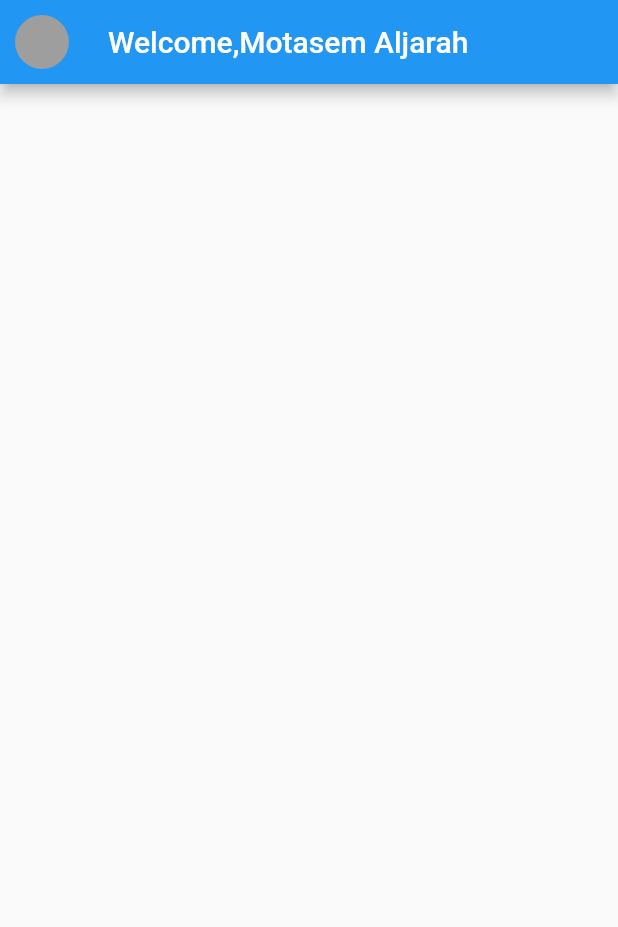
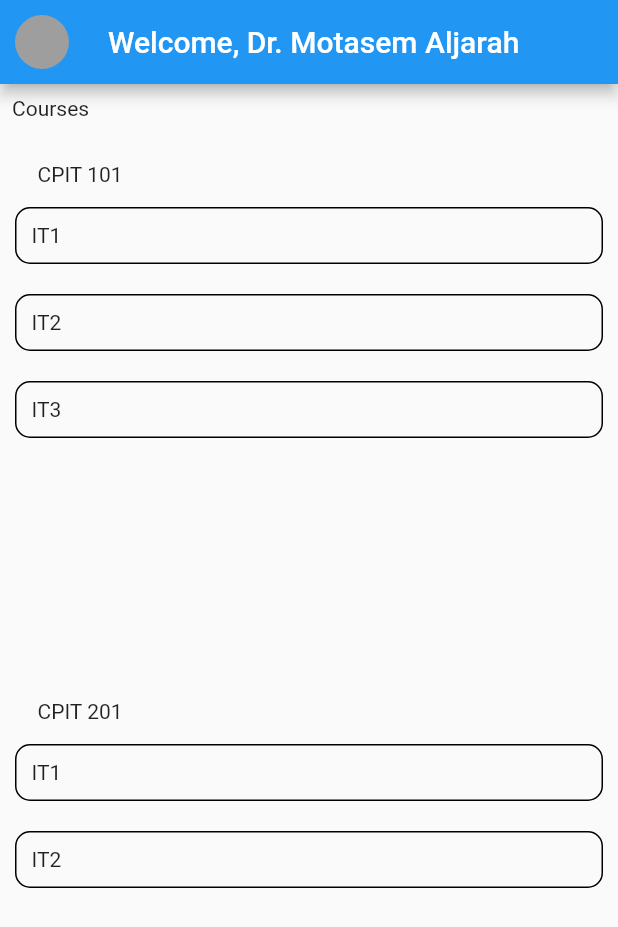
Before and after one commit to SeniorProject-FaceRecognition/FaceRecognitionForAttendance, a Flutter app: the screen it shows after launch, on a phone screen of 412 x 824 dp. Shown: the top 927 px of the screen. Run offline on Flutter 3.47's test engine with Material 2 defaults, Android fonts, the phone set to English and light mode, and no system bars.

Commit message:
adjustments, select class page completed

```diff
--- a/lib/Widgets/courseWidget.dart
+++ /dev/null
@@ -1,31 +0,0 @@
-import 'package:flutter/material.dart';
-import 'package:senior_project/models/Section.dart';
-
-class CourseWidget extends StatelessWidget {
-  const CourseWidget({super.key, required this.sections});
-
-  final List<Section> sections;
-  @override
-  Widget build(BuildContext context) {
-    return Column(
-      children: [
-        ListView.builder(
-          itemCount: sections.length,
-          itemBuilder: (context, index) {
-            return Column(
-              children: [
-                Text(sections[index].courseName!),
-                Padding(
-                  padding: const EdgeInsets.all(
-                    10,
-                  ),
-                  child: Text(sections[index].id!),
-                ),
-              ],
-            );
-          },
-        )
-      ],
-    );
-  }
-}
--- /dev/null
+++ b/lib/Widgets/course_widget.dart
@@ -0,0 +1,47 @@
+import 'package:flutter/material.dart';
+import 'package:senior_project/models/course.dart';
+
+class CourseWidget extends StatefulWidget {
+  const CourseWidget({super.key, required this.course});
+
+  final Course? course;
+
+  @override
+  State<CourseWidget> createState() => _CourseWidgetState();
+}
+
+class _CourseWidgetState extends State<CourseWidget> {
+  @override
+  Widget build(BuildContext context) {
+    return Column(
+      crossAxisAlignment: CrossAxisAlignment.start,
+      children: [
+        Padding(
+          padding: const EdgeInsetsDirectional.symmetric(horizontal: 25),
+          child: Text(widget.course!.id!),
+        ),
+        const SizedBox(
+          height: 4,
+        ),
+        Expanded(
+          child: ListView.builder(
+            itemCount: widget.course!.sections.length,
+            itemBuilder: (context, index) {
+              return Container(
+                margin: const EdgeInsets.all(10),
+                decoration: BoxDecoration(
+                  border: Border.all(),
+                  borderRadius: BorderRadius.circular(10),
+                ),
+                child: Padding(
+                  padding: const EdgeInsets.all(10),
+                  child: Text(widget.course!.sections[index].id!),
+                ),
+              );
+            },
+          ),
+        ),
+      ],
+    );
+  }
+}
--- /dev/null
+++ b/lib/models/course.dart
@@ -0,0 +1,9 @@
+import 'package:senior_project/models/section.dart';
+
+class Course {
+  final String? id;
+
+  final List<Section> sections;
+
+  Course(this.id, this.sections);
+}
--- a/lib/models/section.dart
+++ b/lib/models/section.dart
@@ -1,8 +1,7 @@
 class Section {
   final String? id;
-  final String? courseName;
   final String? days;
   final String? time;
 
-  Section(this.id, this.courseName, this.days, this.time);
+  Section(this.id, this.days, this.time);
 }
--- a/lib/pages/selectClass.dart
+++ /dev/null
@@ -1,36 +0,0 @@
-import 'package:flutter/material.dart';
-import 'package:senior_project/models/Section.dart';
-import 'package:senior_project/models/lecturer.dart';
-
-class SelectClass extends StatefulWidget {
-  const SelectClass({
-    super.key,
-  });
-
-  @override
-  State<SelectClass> createState() => _SelectClassState();
-}
-
-class _SelectClassState extends State<SelectClass> {
-  Lecturer? lecturer = Lecturer('Motasem Aljarah', 'id', 'image');
-
-  List<Section> sections = [];
-
-  @override
-  Widget build(BuildContext context) {
-    return Scaffold(
-      appBar: AppBar(
-        leading: Container(
-          margin: EdgeInsets.all(10),
-          width: 50,
-          height: 50,
-          decoration: BoxDecoration(
-            shape: BoxShape.circle,
-            color: Colors.grey,
-          ),
-        ),
-        title: Text("Welcome,${lecturer?.name!}"),
-      ),
-    );
-  }
-}
--- /dev/null
+++ b/lib/pages/select_class.dart
@@ -0,0 +1,65 @@
+import 'package:flutter/material.dart';
+import 'package:senior_project/Widgets/course_widget.dart';
+import 'package:senior_project/models/course.dart';
+import 'package:senior_project/models/lecturer.dart';
+import 'package:senior_project/models/section.dart';
+
+class SelectClass extends StatefulWidget {
+  const SelectClass({
+    super.key,
+  });
+
+  @override
+  State<SelectClass> createState() => _SelectClassState();
+}
+
+List<Section>? sections1 = [
+  Section("IT1", "TRU", "13:00 - 14:40"),
+  Section("IT2", "TRU", "13:00 - 14:40"),
+  Section("IT3", "TRU", "13:00 - 14:40"),
+];
+List<Section>? sections2 = [
+  Section("IT1", "TRU", "13:00 - 14:40"),
+  Section("IT2", "TRU", "13:00 - 14:40"),
+];
+
+class _SelectClassState extends State<SelectClass> {
+  List<Course>? courses = [
+    Course("CPIT 101", sections1!),
+    Course("CPIT 201", sections2!)
+  ];
+  Lecturer? lecturer = Lecturer('Motasem Aljarah', 'id', 'image');
+  @override
+  Widget build(BuildContext context) {
+    return Scaffold(
+      appBar: AppBar(
+        leading: Container(
+          margin: const EdgeInsets.all(10),
+          width: 50,
+          height: 50,
+          decoration: const BoxDecoration(
+            shape: BoxShape.circle,
+            color: Colors.grey,
+          ),
+        ),
+        title: Text("Welcome, Dr. ${lecturer?.name!}"),
+      ),
+      body: Column(
+        crossAxisAlignment: CrossAxisAlignment.start,
+        children: [
+          const Padding(
+            padding: EdgeInsets.all(8.0),
+            child: Text("Courses"),
+          ),
+          const SizedBox(
+            height: 20,
+          ),
+          for (int i = 0; i < courses!.length; i++)
+            Expanded(
+              child: CourseWidget(course: courses![i]),
+            ),
+        ],
+      ),
+    );
+  }
+}
--- a/lib/pages/splash.dart
+++ b/lib/pages/splash.dart
@@ -1,7 +1,6 @@
 import 'package:flutter/material.dart';
-import 'package:senior_project/models/lecturer.dart';
 import 'package:senior_project/pages/login.dart';
-import 'package:senior_project/pages/selectClass.dart';
+import 'package:senior_project/pages/select_class.dart';
 
 class SplashPage extends StatelessWidget {
   const SplashPage({super.key});
@@ -10,9 +9,9 @@ class SplashPage extends StatelessWidget {
   Widget build(BuildContext context) {
     var x = 1;
     if (x == 1) {
-      return SelectClass();
+      return const SelectClass();
     } else {
-      return LoginPage();
+      return const LoginPage();
     }
   }
 }
```
